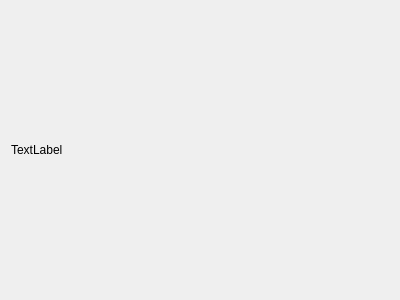
First picture: the form in losertree.ui, repository ggssh/ExternSort, before the edit.
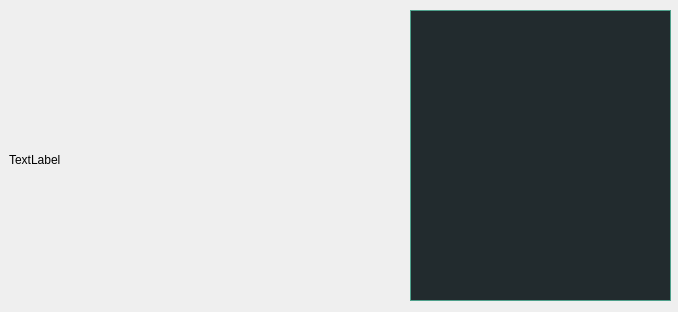
Second picture: the form after the edit.

What changed in the file:
```diff
--- a/losertree.ui
+++ b/losertree.ui
@@ -6,22 +6,43 @@
    <rect>
     <x>0</x>
     <y>0</y>
-    <width>400</width>
-    <height>300</height>
+    <width>678</width>
+    <height>312</height>
    </rect>
   </property>
   <property name="windowTitle">
    <string>Form</string>
   </property>
-  <layout class="QGridLayout" name="gridLayout">
-   <item row="0" column="0">
     <widget class="QLabel" name="label">
+   <property name="geometry">
+    <rect>
+     <x>9</x>
+     <y>9</y>
+     <width>391</width>
+     <height>301</height>
+    </rect>
+   </property>
      <property name="text">
       <string>TextLabel</string>
      </property>
     </widget>
-   </item>
-  </layout>
+  <widget class="QTextBrowser" name="textBrowser">
+   <property name="geometry">
+    <rect>
+     <x>410</x>
+     <y>10</y>
+     <width>261</width>
+     <height>291</height>
+    </rect>
+   </property>
+   <property name="styleSheet">
+    <string notr="true">border-width: 1px;
+	border-style: solid;
+	border-color: #4fa08b;
+	background-color: #222b2e;
+	color: #FFFFFF;</string>
+   </property>
+  </widget>
  </widget>
  <resources/>
  <connections/>
```
Lines whose indentation alone changed are shown as unchanged.
